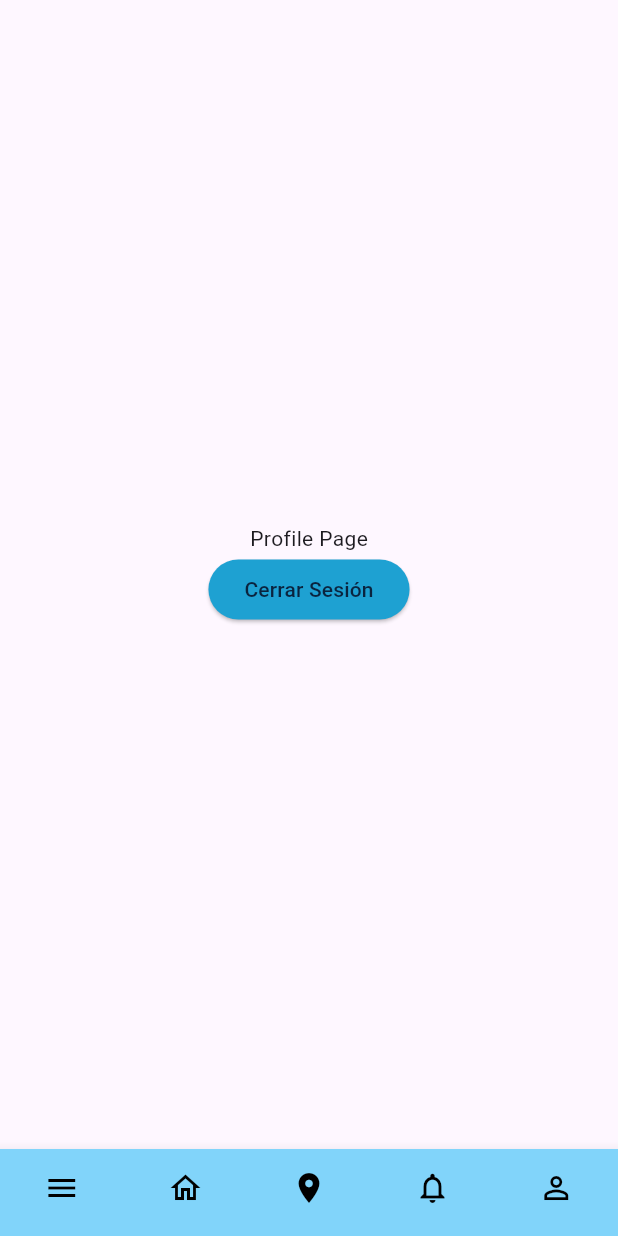
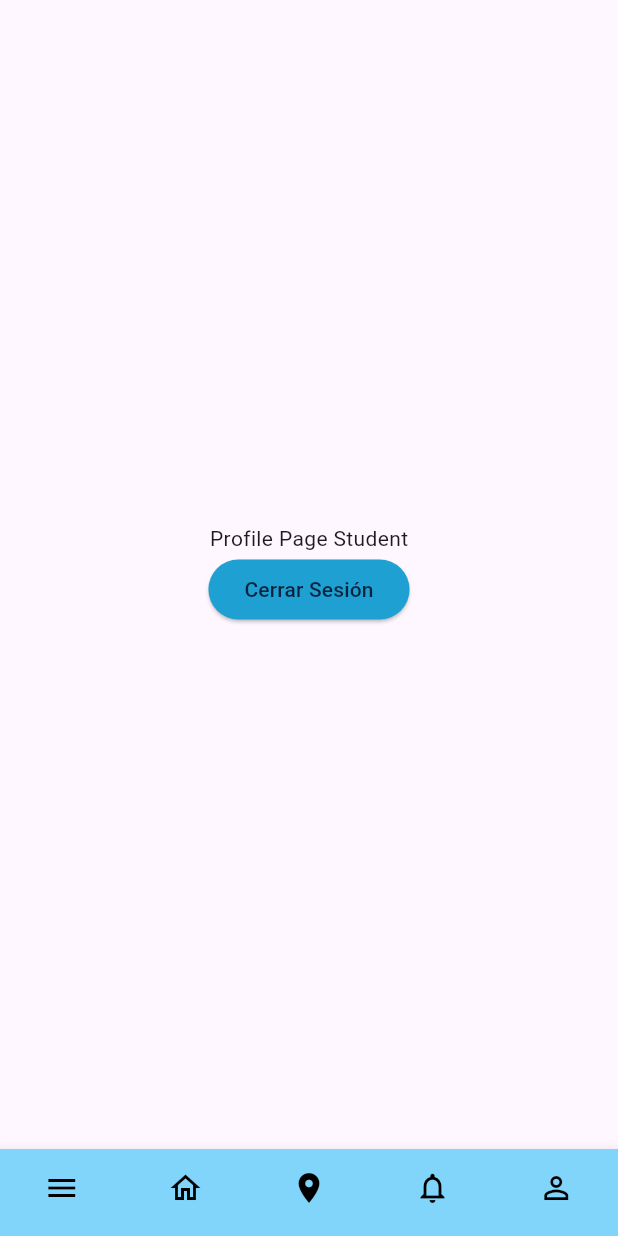
Before and after one commit to StudMedTP/mobile_frontend, a Flutter app: the MainLayout screen opened directly, item 5 of the bottom bar chosen, on a phone screen of 412 x 824 dp. Run offline on Flutter 3.47's test engine with Material 3 defaults, Android fonts, the phone set to English and light mode, and no system bars; our stand-ins replace flutter_map, geolocator, latlong2, shared_preferences; accounts and stored records are empty.

Commit message:
Clean code final

```diff
--- a/lib/layout/main_layout.dart
+++ b/lib/layout/main_layout.dart
@@ -23,10 +23,10 @@ class _MainLayoutState extends State<MainLayout> {
   // PÁGINAS DE LA APP
   // -----------------------------------------
   final List<Widget> _pages = const [
-    HomePage(),           // 0
+    HomePage(role: "Student"),           // 0
     LocationPage(),       // 1
-    NotificationPage(),   // 2
-    ProfilePage(),        // 3
+    NotificationPage(role: "Student"),   // 2
+    ProfilePage(role: "Student"),        // 3
     AttendanceUserPage(), // 4
     PracticePage()        // 5
   ];
--- a/lib/layout/main_layout_teacher.dart
+++ b/lib/layout/main_layout_teacher.dart
@@ -20,9 +20,9 @@ class _MainLayoutTeacherState extends State<MainLayoutTeacher> {
   // PÁGINAS DE LA APP
   // -----------------------------------------
   final List<Widget> _pages = const [
-    HomePage(),           // 0
-    NotificationPage(),   // 2
-    ProfilePage(),        // 3
+    HomePage(role: "Teacher"),           // 0
+    NotificationPage(role: "Teacher"),   // 2
+    ProfilePage(role: "Teacher"),        // 3
   ];
 
   @override
--- a/lib/pages/home_page.dart
+++ b/lib/pages/home_page.dart
@@ -1,7 +1,8 @@
 import 'package:flutter/material.dart';
 
 class HomePage extends StatefulWidget {
-  const HomePage({super.key});
+  const HomePage({super.key, required this.role});
+  final String role;
 
   @override
   State<HomePage> createState() => _HomePageState();
@@ -11,7 +12,7 @@ class _HomePageState extends State<HomePage> {
   @override
   Widget build(BuildContext context) {
     return Center(
-      child: Text("HOME"),
+      child: Text("HOME ${widget.role}"),
     );
   }
 }
--- a/lib/pages/notification_page.dart
+++ b/lib/pages/notification_page.dart
@@ -1,7 +1,8 @@
 import 'package:flutter/material.dart';
 
 class NotificationPage extends StatefulWidget {
-  const NotificationPage({super.key});
+  const NotificationPage({super.key, required this.role});
+  final String role;
 
   @override
   State<NotificationPage> createState() => _NotificationPageState();
@@ -11,7 +12,7 @@ class _NotificationPageState extends State<NotificationPage> {
   @override
   Widget build(BuildContext context) {
     return Center(
-      child: Text("Notification Page"),
+      child: Text("Notification Page ${widget.role}"),
     );
   }
 }
--- a/lib/pages/profile_page.dart
+++ b/lib/pages/profile_page.dart
@@ -3,7 +3,8 @@ import 'package:mobile_frontend/pages/start.dart';
 import 'package:shared_preferences/shared_preferences.dart';
 
 class ProfilePage extends StatefulWidget {
-  const ProfilePage({super.key});
+  const ProfilePage({super.key, required this.role});
+  final String role;
 
   @override
   State<ProfilePage> createState() => _ProfilePageState();
@@ -29,7 +30,7 @@ class _ProfilePageState extends State<ProfilePage> {
         child: Column(
           mainAxisAlignment: MainAxisAlignment.center,
           children: [
-            Text("Profile Page"),
+            Text("Profile Page ${widget.role}"),
             ElevatedButton(
               onPressed: () async {
                 Navigator.pushReplacement(
```
Also changed, not shown: lib/pages/data/http_helper.dart (+9 -11 lines).
